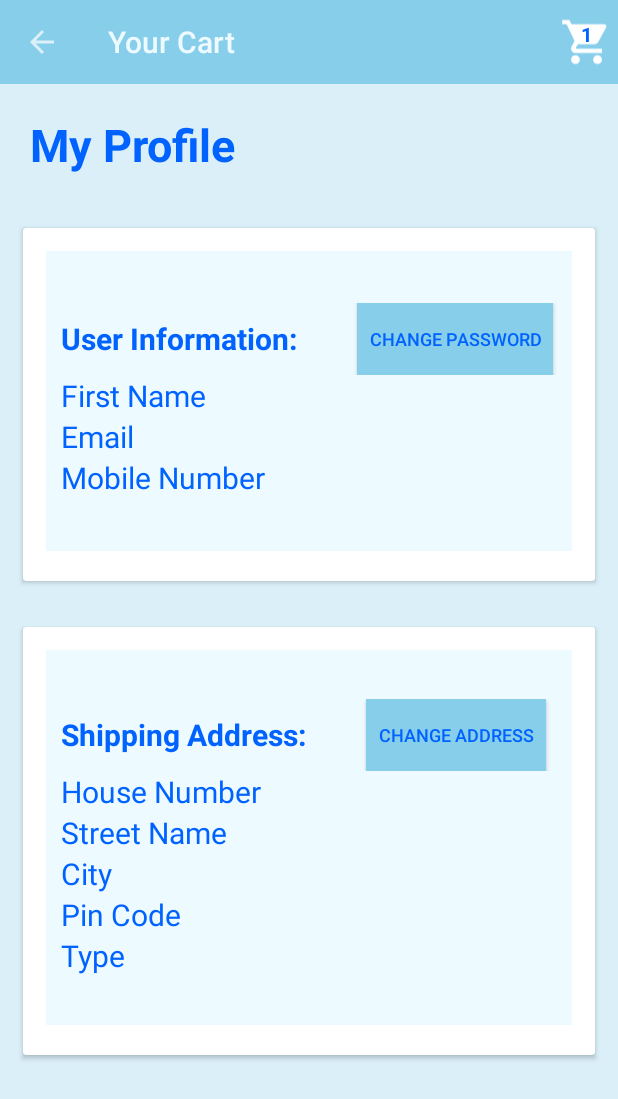
After one commit to adamcreeves/GroceryApp, an Android app: the UserAddressFragment screen opened directly, with no data from a screen before it, on a phone screen of 412 x 824 dp. The commit adds this screen. Shown: the top 1099 px of the screen. Run offline under Robolectric (Android 15) with nearby library versions, the phone set to English and light mode, and no system bars; network calls fail.

Commit message:
Saturday Updates so far
ProfileActivity updated, other changes made as well

```diff
--- a/app/src/main/java/com/example/glossaryapp/activities/HomeActivity.kt
+++ b/app/src/main/java/com/example/glossaryapp/activities/HomeActivity.kt
@@ -142,11 +142,7 @@ class HomeActivity : AppCompatActivity(), NavigationView.OnNavigationItemSelecte
 
     override fun onNavigationItemSelected(item: MenuItem): Boolean {
         when (item.itemId) {
-            R.id.item_profile -> Toast.makeText(
-                this,
-                "You just clicked on your profile. Nice!",
-                Toast.LENGTH_SHORT
-            ).show()
+            R.id.item_profile -> startActivity(Intent(this, ProfileActivity::class.java))
             R.id.item_address -> startActivity(Intent(this, AddressActivity::class.java))
             R.id.item_orders -> startActivity(Intent(this, OrderActivity::class.java))
             R.id.item_logout -> dialogLogout()
--- a/app/src/main/java/com/example/glossaryapp/activities/ProfileActivity.kt
+++ b/app/src/main/java/com/example/glossaryapp/activities/ProfileActivity.kt
@@ -1,12 +1,70 @@
 package com.example.glossaryapp.activities
 
+import android.content.Intent
 import androidx.appcompat.app.AppCompatActivity
 import android.os.Bundle
+import android.view.Menu
+import android.view.MenuItem
+import android.view.View
+import android.widget.TextView
+import androidx.core.view.MenuItemCompat
 import com.example.glossaryapp.R
+import com.example.glossaryapp.fragments.UserAddressFragment
+import com.example.glossaryapp.fragments.UserInfoFragment
+import kotlinx.android.synthetic.main.app_bar.*
+import kotlinx.android.synthetic.main.layout_menu_cart.view.*
 
 class ProfileActivity : AppCompatActivity() {
+    var textViewShoppingCartCount: TextView? = null
+
     override fun onCreate(savedInstanceState: Bundle?) {
         super.onCreate(savedInstanceState)
         setContentView(R.layout.activity_profile)
+        init()
+    }
+
+    private fun init() {
+        setupToolbar()
+        supportFragmentManager.beginTransaction().add(R.id.fragment_layout_profile_user_info, UserInfoFragment()).commit()
+        supportFragmentManager.beginTransaction().add(R.id.fragment_layout_profile_user_address, UserAddressFragment()).commit()
+    }
+
+
+    private fun setupToolbar() {
+        var toolbar = toolbar
+        toolbar.title = "Your Cart"
+        setSupportActionBar(toolbar)
+        supportActionBar!!.setDisplayHomeAsUpEnabled(true)
+    }
+
+    override fun onCreateOptionsMenu(menu: Menu): Boolean {
+        menuInflater.inflate(R.menu.menu_cart, menu)
+        var item = menu.findItem(R.id.action_cart)
+        MenuItemCompat.setActionView(item, R.layout.layout_menu_cart)
+        var view = MenuItemCompat.getActionView(item)
+        textViewShoppingCartCount = view.text_view_cart_count
+        view.setOnClickListener {
+            startActivity(Intent(applicationContext, ShoppingCartActivity::class.java))
+        }
+        updateShoppingCartCount()
+        return true
+    }
+
+    private fun updateShoppingCartCount() {
+        var myCount = 1
+        if(myCount == 0) {
+            textViewShoppingCartCount?.visibility = View.INVISIBLE
+        } else {
+            textViewShoppingCartCount?.visibility = View.VISIBLE
+            textViewShoppingCartCount?.text = myCount.toString()
+        }
+    }
+
+
+    override fun onOptionsItemSelected(item: MenuItem): Boolean {
+        when (item.itemId) {
+            android.R.id.home -> finish()
+        }
+        return true
     }
 }
--- a/app/src/main/java/com/example/glossaryapp/activities/SubCategoryActivity.kt
+++ b/app/src/main/java/com/example/glossaryapp/activities/SubCategoryActivity.kt
@@ -73,7 +73,10 @@ class SubCategoryActivity : AppCompatActivity() {
 
     override fun onOptionsItemSelected(item: MenuItem): Boolean {
         when (item.itemId) {
-            android.R.id.home -> finish()
+            android.R.id.home -> {
+                startActivity(Intent(this, HomeActivity::class.java))
+                finish()
+            }
         }
         return true
     }
--- /dev/null
+++ b/app/src/main/java/com/example/glossaryapp/fragments/UserAddressFragment.kt
@@ -0,0 +1,55 @@
+package com.example.glossaryapp.fragments
+
+import android.content.Intent
+import android.os.Bundle
+import androidx.fragment.app.Fragment
+import android.view.LayoutInflater
+import android.view.View
+import android.view.ViewGroup
+import com.example.glossaryapp.R
+import com.example.glossaryapp.activities.AddressActivity
+import kotlinx.android.synthetic.main.fragment_user_address.view.*
+
+private const val ARG_PARAM1 = "param1"
+private const val ARG_PARAM2 = "param2"
+
+class UserAddressFragment : Fragment() {
+    // TODO: Rename and change types of parameters
+    private var param1: String? = null
+    private var param2: String? = null
+
+    override fun onCreate(savedInstanceState: Bundle?) {
+        super.onCreate(savedInstanceState)
+        arguments?.let {
+            param1 = it.getString(ARG_PARAM1)
+            param2 = it.getString(ARG_PARAM2)
+        }
+    }
+
+    override fun onCreateView(
+        inflater: LayoutInflater, container: ViewGroup?,
+        savedInstanceState: Bundle?
+    ): View? {
+        // Inflate the layout for this fragment
+        var view = inflater.inflate(R.layout.fragment_user_address, container, false)
+        init(view)
+        return view
+    }
+
+    private fun init(view: View) {
+        view.button_change_address.setOnClickListener{
+            startActivity(Intent(context, AddressActivity::class.java))
+        }
+    }
+
+    companion object {
+        @JvmStatic
+        fun newInstance(param1: String, param2: String) =
+            UserAddressFragment().apply {
+                arguments = Bundle().apply {
+                    putString(ARG_PARAM1, param1)
+                    putString(ARG_PARAM2, param2)
+                }
+            }
+    }
+}
--- /dev/null
+++ b/app/src/main/java/com/example/glossaryapp/fragments/UserInfoFragment.kt
@@ -0,0 +1,54 @@
+package com.example.glossaryapp.fragments
+
+import android.os.Bundle
+import androidx.fragment.app.Fragment
+import android.view.LayoutInflater
+import android.view.View
+import android.view.ViewGroup
+import com.example.glossaryapp.R
+import kotlinx.android.synthetic.main.fragment_user_info.view.*
+
+
+private const val ARG_PARAM1 = "param1"
+private const val ARG_PARAM2 = "param2"
+
+class UserInfoFragment : Fragment() {
+
+    private var param1: String? = null
+    private var param2: String? = null
+
+    override fun onCreate(savedInstanceState: Bundle?) {
+        super.onCreate(savedInstanceState)
+        arguments?.let {
+            param1 = it.getString(ARG_PARAM1)
+            param2 = it.getString(ARG_PARAM2)
+        }
+    }
+
+    override fun onCreateView(
+        inflater: LayoutInflater, container: ViewGroup?,
+        savedInstanceState: Bundle?
+    ): View? {
+
+        var view = inflater.inflate(R.layout.fragment_user_info, container, false)
+        init(view)
+        return view
+    }
+
+    private fun init(view: View) {
+        view.button_change_password.setOnClickListener{
+//            startActivity(Intent(this, ))
+        }
+    }
+
+    companion object {
+        @JvmStatic
+        fun newInstance(param1: String, param2: String) =
+            UserInfoFragment().apply {
+                arguments = Bundle().apply {
+                    putString(ARG_PARAM1, param1)
+                    putString(ARG_PARAM2, param2)
+                }
+            }
+    }
+}
--- a/app/src/main/res/layout/activity_profile.xml
+++ b/app/src/main/res/layout/activity_profile.xml
@@ -1,9 +1,44 @@
-<?xml version="1.0" encoding="utf-8"?>
-<androidx.constraintlayout.widget.ConstraintLayout xmlns:android="http://schemas.android.com/apk/res/android"
-    xmlns:app="http://schemas.android.com/apk/res-auto"
-    xmlns:tools="http://schemas.android.com/tools"
+<LinearLayout android:layout_height="match_parent"
     android:layout_width="match_parent"
-    android:layout_height="match_parent"
-    tools:context=".activities.ProfileActivity">
+    android:orientation="vertical"
+    android:background="@color/colorPrimaryBackground"
+    xmlns:android="http://schemas.android.com/apk/res/android">
 
-</androidx.constraintlayout.widget.ConstraintLayout>
+    <include layout="@layout/app_bar" />
+    <TextView
+        android:layout_width="wrap_content"
+        android:layout_height="wrap_content"
+        android:text="My Profile"
+        android:textStyle="bold"
+        android:textSize="30dp"
+        android:textColor="@color/colorTextDark"
+        android:layout_margin="20dp" />
+
+    <androidx.cardview.widget.CardView
+        android:layout_width="match_parent"
+        android:layout_height="235dp"
+        android:layout_margin="15dp"
+        android:background="@color/colorPrimaryDark">
+    <FrameLayout
+        android:id="@+id/fragment_layout_profile_user_info"
+        android:layout_width="match_parent"
+        android:layout_height="200dp"
+        android:layout_margin="15dp"
+        />
+    </androidx.cardview.widget.CardView>
+
+    <androidx.cardview.widget.CardView
+        android:layout_width="match_parent"
+        android:layout_height="285dp"
+        android:layout_margin="15dp"
+        android:background="@color/colorPrimaryDark">
+    <FrameLayout
+        android:id="@+id/fragment_layout_profile_user_address"
+        android:layout_marginTop="15dp"
+        android:layout_margin="15dp"
+        android:layout_width="match_parent"
+        android:layout_height="250dp"
+        />
+    </androidx.cardview.widget.CardView>
+
+</LinearLayout>
--- /dev/null
+++ b/app/src/main/res/layout/fragment_user_address.xml
@@ -0,0 +1,93 @@
+<RelativeLayout xmlns:android="http://schemas.android.com/apk/res/android"
+    android:layout_width="match_parent"
+    android:layout_height="match_parent"
+    android:background="@color/colorPrimary">
+
+
+    <LinearLayout
+        android:layout_width="match_parent"
+        android:layout_height="wrap_content"
+        android:layout_centerInParent="true"
+        android:orientation="vertical"
+        android:padding="10dp"
+        android:weightSum="6">
+
+        <RelativeLayout
+            android:layout_width="match_parent"
+            android:layout_height="wrap_content"
+            android:layout_weight="1">
+
+            <TextView
+                android:id="@+id/user_address_headline_text_view"
+                android:layout_width="wrap_content"
+                android:layout_height="wrap_content"
+                android:layout_centerVertical="true"
+                android:text="Shipping Address:"
+                android:textColor="@color/colorTextDark"
+                android:textSize="20dp"
+                android:textStyle="bold" />
+
+
+            <Button
+                android:id="@+id/button_change_address"
+                android:layout_width="wrap_content"
+                android:layout_height="wrap_content"
+                android:layout_marginLeft="40dp"
+                android:layout_toRightOf="@id/user_address_headline_text_view"
+                android:layout_weight="1"
+                android:background="@color/colorPrimaryDark"
+                android:padding="8dp"
+                android:text="Change Address"
+                android:textColor="@color/colorTextDark"
+                android:textSize="12dp" />
+
+        </RelativeLayout>
+
+
+        <TextView
+            android:id="@+id/text_view_fragment_address_house_no"
+            android:layout_width="wrap_content"
+            android:layout_height="wrap_content"
+            android:layout_weight="1"
+            android:text="House Number"
+            android:textColor="@color/colorTextDark"
+            android:textSize="20dp" />
+
+
+        <TextView
+            android:id="@+id/text_view_fragment_address_street_name"
+            android:layout_width="wrap_content"
+            android:layout_height="wrap_content"
+            android:layout_weight="1"
+            android:text="Street Name"
+            android:textColor="@color/colorTextDark"
+            android:textSize="20dp" />
+
+        <TextView
+            android:id="@+id/text_view_fragment_address_city"
+            android:layout_width="wrap_content"
+            android:layout_height="wrap_content"
+            android:layout_weight="1"
+            android:text="City"
+            android:textColor="@color/colorTextDark"
+            android:textSize="20dp" />
+
+        <TextView
+            android:id="@+id/text_view_fragment_address_pincode"
+            android:layout_width="wrap_content"
+            android:layout_height="wrap_content"
+            android:layout_weight="1"
+            android:text="Pin Code"
+            android:textColor="@color/colorTextDark"
+            android:textSize="20dp" />
+
+        <TextView
+            android:id="@+id/text_view_fragment_address_type"
+            android:layout_width="wrap_content"
+            android:layout_height="wrap_content"
+            android:layout_weight="1"
+            android:text="Type"
+            android:textColor="@color/colorTextDark"
+            android:textSize="20dp" />
+    </LinearLayout>
+</RelativeLayout>
--- /dev/null
+++ b/app/src/main/res/layout/fragment_user_info.xml
@@ -0,0 +1,72 @@
+<RelativeLayout xmlns:android="http://schemas.android.com/apk/res/android"
+    android:layout_width="match_parent"
+    android:layout_height="match_parent"
+    android:background="@color/colorPrimary">
+
+
+
+    <LinearLayout
+        android:id="@+id/linear_layout_user_info"
+        android:layout_width="match_parent"
+        android:layout_height="wrap_content"
+        android:layout_centerInParent="true"
+        android:orientation="vertical"
+        android:weightSum="4"
+        android:padding="10dp">
+
+        <RelativeLayout
+            android:layout_width="match_parent"
+            android:layout_height="wrap_content"
+            android:layout_weight="1"
+            >
+            <TextView
+                android:id="@+id/user_info_headline_text_view"
+                android:layout_width="wrap_content"
+                android:layout_height="wrap_content"
+                android:textSize="20dp"
+                android:textStyle="bold"
+                android:layout_centerVertical="true"
+                android:textColor="@color/colorTextDark"
+                android:text="User Information:" />
+            <Button
+                android:id="@+id/button_change_password"
+                android:layout_width="wrap_content"
+                android:layout_height="wrap_content"
+                android:text="Change Password"
+                android:layout_toRightOf="@id/user_info_headline_text_view"
+                android:textColor="@color/colorTextDark"
+                android:layout_marginLeft="40dp"
+                android:background="@color/colorPrimaryDark"
+                android:textSize="12dp"
+                android:padding="8dp"/>
+
+
+        </RelativeLayout>
+
+
+        <TextView
+            android:id="@+id/text_view_user_info_first_name"
+            android:layout_width="wrap_content"
+            android:layout_height="wrap_content"
+            android:text="First Name"
+            android:layout_weight="1"
+            android:textColor="@color/colorTextDark"
+            android:textSize="20dp" />
+
+        <TextView
+            android:layout_width="wrap_content"
+            android:layout_height="wrap_content"
+            android:text="Email"
+            android:layout_weight="1"
+            android:textColor="@color/colorTextDark"
+            android:textSize="20dp" />
+
+        <TextView
+            android:layout_width="wrap_content"
+            android:layout_height="wrap_content"
+            android:text="Mobile Number"
+            android:layout_weight="1"
+            android:textColor="@color/colorTextDark"
+            android:textSize="20dp" />
+    </LinearLayout>
+</RelativeLayout>
--- a/app/src/main/res/layout/layout_menu_cart.xml
+++ b/app/src/main/res/layout/layout_menu_cart.xml
@@ -5,23 +5,21 @@
 
     <ImageView
         android:id="@+id/cart_icon"
-        android:layout_width="35dp"
-        android:layout_margin="7dp"
-        android:layout_height="wrap_content"
+        android:layout_width="36dp"
+        android:layout_height="36dp"
         android:src="@drawable/ic_baseline_shopping_cart_24" />
 
     <TextView
         android:id="@+id/text_view_cart_count"
         android:layout_width="13dp"
-        android:layout_height="13dp"
-        android:layout_alignParentRight="true"
-        android:layout_marginLeft="5dp"
-        android:background="@drawable/cart_badge_fill"
+        android:layout_height="16dp"
+        android:layout_marginTop="3dp"
+        android:layout_centerHorizontal="true"
+        android:text="0"
         android:gravity="center"
-        android:text="0"
         android:textStyle="bold"
-        android:textColor="#fff"
-        android:textSize="9dp" />
+        android:textColor="@color/colorTextDark"
+        android:textSize="13dp" />
 
 
 </RelativeLayout>
--- a/app/src/main/res/layout/nav_header.xml
+++ b/app/src/main/res/layout/nav_header.xml
@@ -2,7 +2,7 @@
     android:layout_height="wrap_content"
     android:orientation="vertical"
     android:padding="20dp"
-    android:background="@color/colorPrimaryCompliment"
+    android:background="@color/colorTextDark"
     xmlns:android="http://schemas.android.com/apk/res/android">
 
     <TextView
--- a/app/src/main/res/values/colors.xml
+++ b/app/src/main/res/values/colors.xml
@@ -1,6 +1,7 @@
 <?xml version="1.0" encoding="utf-8"?>
 <resources>
     <color name="colorPrimary">#edfaff</color>
+    <color name="colorPrimaryBackground">#daeff8</color>
     <color name="colorPrimaryDark">#87ceeb</color>
     <color name="colorAccent">#879ceb</color>
     <color name="colorPrimaryCompliment">#249</color>
```
